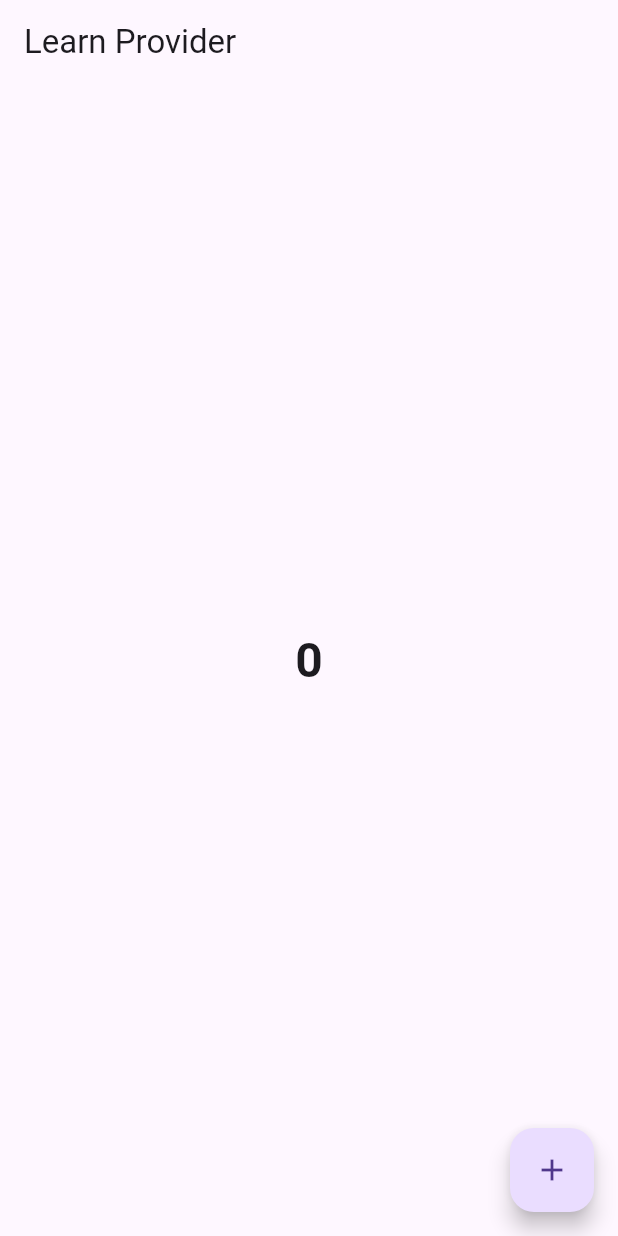
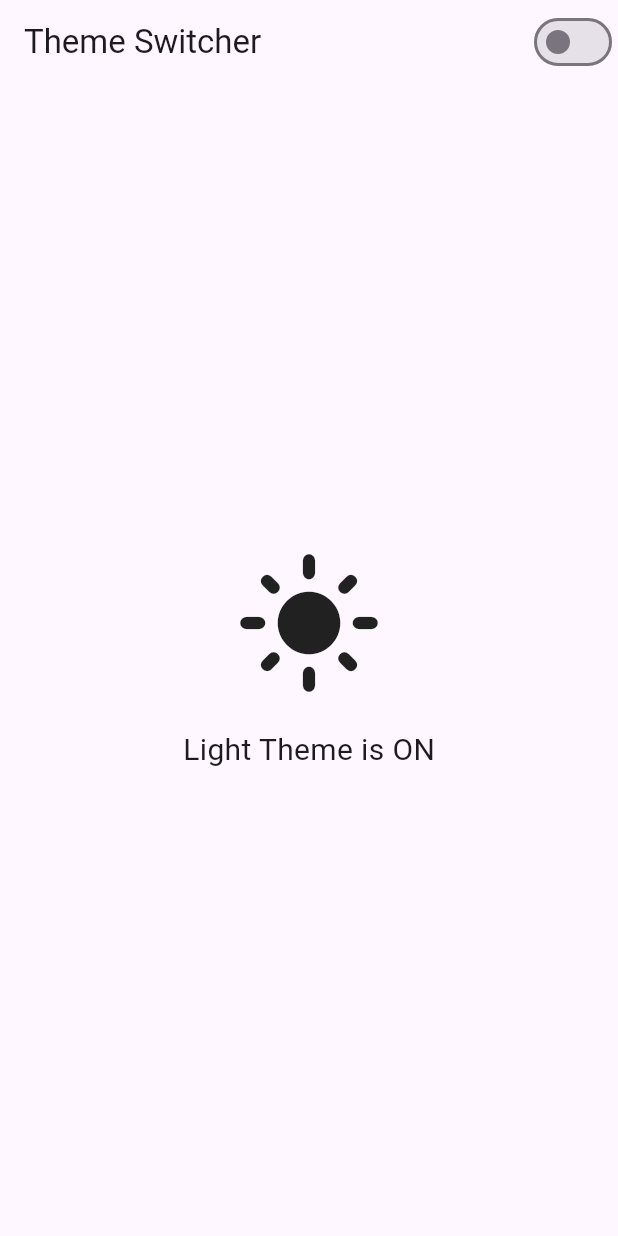
Before and after one commit to IHAMZAAHMADKHAN/ProviderStatemanagment, a Flutter app: the screen it shows after launch, on a phone screen of 412 x 824 dp. Run offline on Flutter 3.47's test engine with Material 3 defaults, Android fonts, the phone set to English and light mode, and no system bars.

Commit message:
add dark mode

```diff
--- a/lib/main.dart
+++ b/lib/main.dart
@@ -1,8 +1,10 @@
 import 'package:flutter/material.dart';
 import 'package:provider/provider.dart';
+import 'package:provider_state_project/pages/darkthem.dart';
 import 'package:provider_state_project/pages/homepage.dart';
 
 import 'package:provider_state_project/provider/count_provider.dart';
+import 'package:provider_state_project/provider/themprovider.dart';
 
 void main() {
   runApp(const MyApp());
@@ -13,12 +15,30 @@ class MyApp extends StatelessWidget {
 
   @override
   Widget build(BuildContext context) {
-    return ChangeNotifierProvider(
-      create: (_) => CountProvider(),
-      child: MaterialApp(
-        debugShowCheckedModeBanner: false,
-        title: 'Provider State App',
-        home: Homepage(),
+    return MultiProvider(
+      providers: [
+        ChangeNotifierProvider(create: (_) => CountProvider()),
+        ChangeNotifierProvider(create: (_) => Themprovider()),
+      ],
+      child: Consumer<Themprovider>(
+        builder: (context, themeProvider, _) {
+          return MaterialApp(
+            debugShowCheckedModeBanner: false,
+            title: 'Provider State App',
+            theme: ThemeData(
+              brightness: Brightness.light,
+              primarySwatch: Colors.blue,
+            ),
+            darkTheme: ThemeData(
+              brightness: Brightness.dark,
+              primarySwatch: Colors.deepPurple,
+            ),
+            themeMode: themeProvider.isDarkMode
+                ? ThemeMode.dark
+                : ThemeMode.light,
+            home: const Darkthem(),
+          );
+        },
       ),
     );
   }
--- /dev/null
+++ b/lib/pages/darkthem.dart
@@ -0,0 +1,59 @@
+import 'package:flutter/material.dart';
+import 'package:provider/provider.dart';
+import 'package:provider_state_project/provider/themprovider.dart';
+
+class Darkthem extends StatefulWidget {
+  const Darkthem({super.key});
+
+  @override
+  State<Darkthem> createState() => _DarkthemState();
+}
+
+class _DarkthemState extends State<Darkthem> {
+  @override
+  Widget build(BuildContext context) {
+    print("Darkthem build"); // This should only print once ideally
+
+    return Scaffold(
+      appBar: AppBar(
+        title: const Text("Theme Switcher"),
+        actions: [
+          Consumer<Themprovider>(
+            builder: (context, themeProvider, _) => Switch(
+              value: themeProvider.isDarkMode,
+              onChanged: (value) {
+                themeProvider.toggleTheme(value);
+              },
+            ),
+          ),
+        ],
+      ),
+      body: SafeArea(
+        child: Center(
+          child: Consumer<Themprovider>(
+            builder: (context, themeProvider, _) {
+              return Column(
+                mainAxisAlignment: MainAxisAlignment.center,
+                children: [
+                  Icon(
+                    themeProvider.isDarkMode
+                        ? Icons.dark_mode
+                        : Icons.light_mode,
+                    size: 100,
+                  ),
+                  const SizedBox(height: 20),
+                  Text(
+                    themeProvider.isDarkMode
+                        ? "Dark Theme is ON"
+                        : "Light Theme is ON",
+                    style: const TextStyle(fontSize: 20),
+                  ),
+                ],
+              );
+            },
+          ),
+        ),
+      ),
+    );
+  }
+}
--- /dev/null
+++ b/lib/provider/themprovider.dart
@@ -0,0 +1,15 @@
+import 'package:flutter/foundation.dart';
+import 'package:flutter/material.dart';
+
+class Themprovider extends ChangeNotifier {
+  bool _isDarkMode = false;
+
+  bool get isDarkMode => _isDarkMode;
+
+  ThemeMode get currentTheme => _isDarkMode ? ThemeMode.dark : ThemeMode.light;
+
+  void toggleTheme(bool isOn) {
+    _isDarkMode = isOn;
+    notifyListeners();
+  }
+}
```
